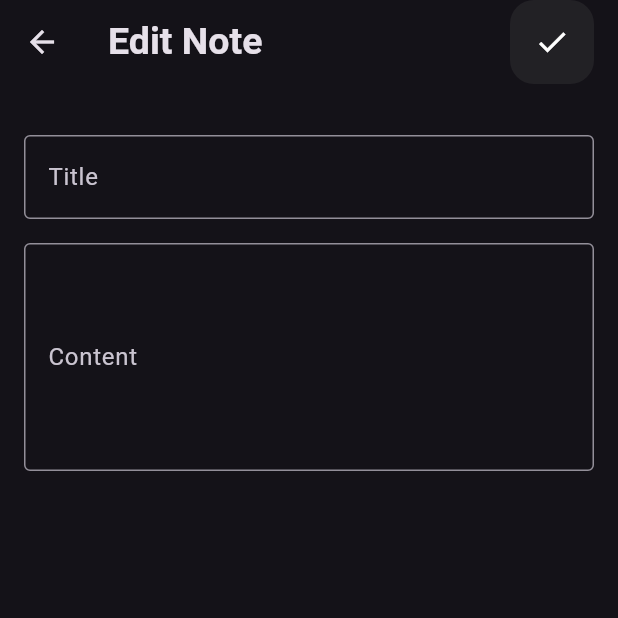
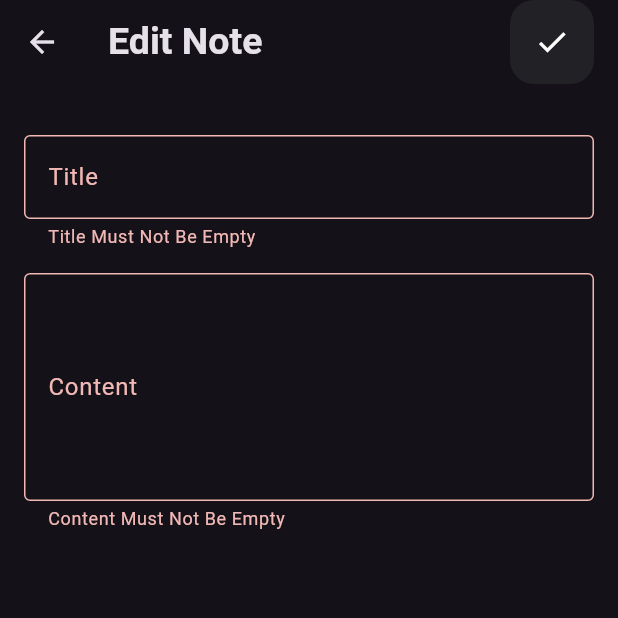
Before and after one commit to Moatasem-Official/Notes_App, a Flutter app: the EditNoteScreen screen opened directly, after a tap on the "check" icon, on a phone screen of 412 x 824 dp, the top half of it. Run offline on Flutter 3.47's test engine with Material 3 defaults, Android fonts, the phone set to English and light mode, and no system bars; our stand-ins replace device_preview, hive, hive_flutter; accounts and stored records are empty.

```diff
--- a/lib/presentation/screens/edit_note_screen.dart
+++ b/lib/presentation/screens/edit_note_screen.dart
@@ -10,8 +10,9 @@ class EditNoteScreen extends StatefulWidget {
 }
 
 class _EditNoteScreenState extends State<EditNoteScreen> {
-  final TextEditingController titleController = TextEditingController();
-  final TextEditingController contentController = TextEditingController();
+  TextEditingController titleController = TextEditingController();
+  TextEditingController contentController = TextEditingController();
+  GlobalKey<FormState> formKey = GlobalKey<FormState>();
 
   @override
   Widget build(BuildContext context) {
@@ -21,20 +22,40 @@ class _EditNoteScreenState extends State<EditNoteScreen> {
         child: CustomAppBar(
           title: 'Edit Note',
           icon: Icons.check,
-          onTap: () {},
+          onTap: () {
+            if (formKey.currentState!.validate()) {}
+          },
         ),
       ),
-      body: Column(
+      body: Form(
+        key: formKey,
+        child: Column(
           children: [
             const SizedBox(height: 30),
-          CustomTextField(controller: titleController, labelText: 'Title'),
+            CustomTextField(
+              controller: titleController,
+              labelText: 'Title',
+              validate: (p0) {
+                if (p0!.isEmpty) {
+                  return 'Title Must Not Be Empty';
+                }
+                return null;
+              },
+            ),
             const SizedBox(height: 16),
             CustomTextField(
               controller: contentController,
               labelText: 'Content',
               maxLines: 5,
+              validate: (p0) {
+                if (p0!.isEmpty) {
+                  return 'Content Must Not Be Empty';
+                }
+                return null;
+              },
             ),
           ],
+        ),
       ),
     );
   }
--- a/lib/presentation/widgets/custom_text_field.dart
+++ b/lib/presentation/widgets/custom_text_field.dart
@@ -6,17 +6,20 @@ class CustomTextField extends StatelessWidget {
     required this.labelText,
     this.maxLines = 1,
     required this.controller,
+    required this.validate,
   });
 
   final String labelText;
   final int maxLines;
   final TextEditingController controller;
+  final String? Function(String?) validate;
 
   @override
   Widget build(BuildContext context) {
     return Padding(
       padding: const EdgeInsets.only(left: 16, right: 16),
-      child: TextField(
+      child: TextFormField(
+        validator: (value) => validate(value),
         controller: controller,
         maxLines: maxLines,
         decoration: InputDecoration(
```
Also changed, not shown: lib/presentation/screens/home_screen.dart (+28 -4 lines), lib/presentation/widgets/Home_Screen/custom_bottom_sheet_content.dart (+15 -1 lines). Lines whose indentation alone changed are shown as unchanged.
